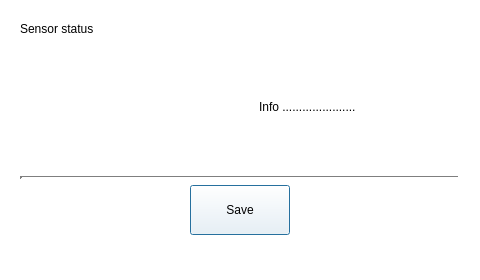
Old version of the form T3kCfg/QTabSensorStatus.ui in the repository habilience/habilience-t3ksensor-tools.
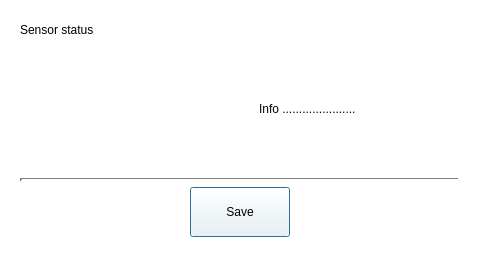
New version of the form. Icons and pictures are not drawn. Custom widgets are drawn as their Qt base class.

```diff
--- a/T3kCfg/QTabSensorStatus.ui
+++ b/T3kCfg/QTabSensorStatus.ui
@@ -434,7 +434,7 @@
      <x>10</x>
      <y>20</y>
      <width>461</width>
-     <height>235</height>
+     <height>237</height>
     </rect>
    </property>
    <layout class="QHBoxLayout" name="MainHLayout">
@@ -464,7 +464,7 @@
         <property name="minimumSize">
          <size>
           <width>440</width>
-          <height>18</height>
+          <height>20</height>
          </size>
         </property>
         <property name="text">
```
